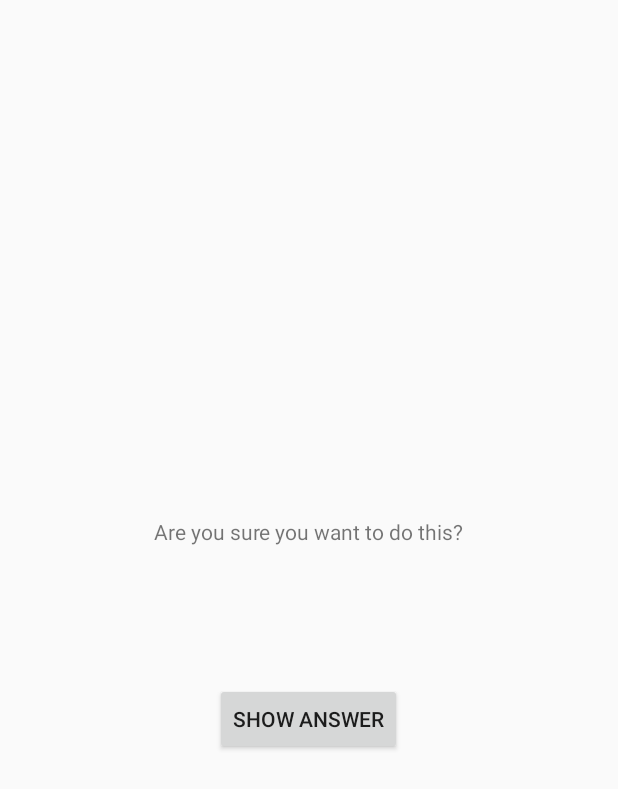
After one commit to GusevaEvgenia/book_lessons, an Android app: the layout activity_cheat.xml on its own in the app's theme, with its tools: preview values and no code run, on a phone screen of 412 x 824 dp. The commit adds this screen. Shown: the top 789 px of the screen. Run offline under Robolectric (Android 15) with nearby library versions, the phone set to English and light mode, and no system bars.

Commit message:
GeoQuiz: add activity_cheat

```diff
--- /dev/null
+++ b/GeoQuiz/app/src/main/res/layout/activity_cheat.xml
@@ -0,0 +1,26 @@
+<LinearLayout
+    xmlns:android="http://schemas.android.com/apk/res/android"
+    android:orientation="vertical"
+    android:layout_width="match_parent"
+    android:layout_height="match_parent"
+    android:gravity="center">
+
+    <TextView
+        android:layout_width="wrap_content"
+        android:layout_height="wrap_content"
+        android:padding="24dp"
+        android:text="@string/warning_text"/>
+
+    <TextView
+        android:id="@+id/answerTextView"
+        android:layout_width="wrap_content"
+        android:layout_height="wrap_content"
+        android:padding="24dp"/>
+
+    <Button
+        android:id="@+id/showAnswerButton"
+        android:layout_width="wrap_content"
+        android:layout_height="wrap_content"
+        android:text="@string/show_answer_button"/>
+
+</LinearLayout>
--- a/GeoQuiz/app/src/main/res/values/strings.xml
+++ b/GeoQuiz/app/src/main/res/values/strings.xml
@@ -14,5 +14,10 @@
     <string name="next_button">Next</string>
     <string name="prev_button">Prev</string>
 
+    <string name="cheat_button">Cheat!</string>
+    <string name="warning_text">Are you sure you want to do this?</string>
+    <string name="show_answer_button">Show Answer</string>
+    <string name="judgment_toast">Cheating is wrong.</string>
+
     <string name="action_settings">Settings</string>
 </resources>
```
